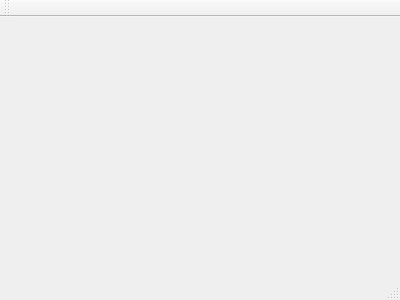
First picture: the form in mainwindow.ui, repository quyong123/CanCom, before the edit.
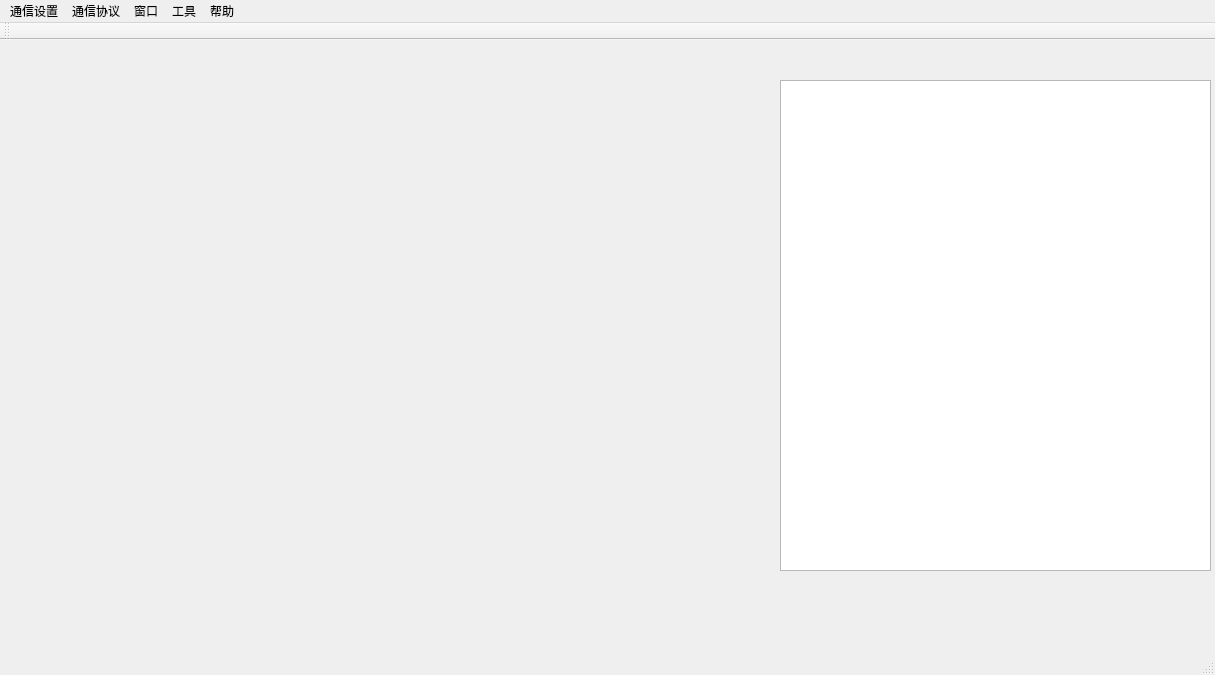
Second picture: the form after the edit.

What changed in the file:
```diff
--- a/mainwindow.ui
+++ b/mainwindow.ui
@@ -1,24 +1,162 @@
 <ui version="4.0">
  <class>MainWindow</class>
- <widget class="QMainWindow" name="MainWindow" >
-  <property name="geometry" >
+ <widget class="QMainWindow" name="MainWindow">
+  <property name="geometry">
    <rect>
     <x>0</x>
     <y>0</y>
-    <width>400</width>
-    <height>300</height>
+    <width>1215</width>
+    <height>675</height>
    </rect>
   </property>
   <property name="windowTitle" >
    <string>MainWindow</string>
   </property>
-  <widget class="QMenuBar" name="menuBar" />
-  <widget class="QToolBar" name="mainToolBar" />
-  <widget class="QWidget" name="centralWidget" />
-  <widget class="QStatusBar" name="statusBar" />
+  <widget class="QWidget" name="centralWidget">
+   <widget class="QWidget" name="mainwidget" native="true">
+    <property name="geometry">
+     <rect>
+      <x>10</x>
+      <y>10</y>
+      <width>700</width>
+      <height>600</height>
+     </rect>
+    </property>
+    <property name="sizePolicy">
+     <sizepolicy hsizetype="Preferred" vsizetype="Preferred">
+      <horstretch>0</horstretch>
+      <verstretch>0</verstretch>
+     </sizepolicy>
+    </property>
+    <layout class="QHBoxLayout" name="horizontalLayout"/>
+   </widget>
+   <widget class="QWidget" name="messagewidget" native="true">
+    <property name="geometry">
+     <rect>
+      <x>730</x>
+      <y>10</y>
+      <width>541</width>
+      <height>551</height>
+     </rect>
+    </property>
+    <widget class="QTextBrowser" name="MessagetextBrowser">
+     <property name="geometry">
+      <rect>
+       <x>50</x>
+       <y>30</y>
+       <width>431</width>
+       <height>491</height>
+      </rect>
+     </property>
+    </widget>
+   </widget>
+  </widget>
+  <widget class="QMenuBar" name="menuBar">
+   <property name="geometry">
+    <rect>
+     <x>0</x>
+     <y>0</y>
+     <width>1215</width>
+     <height>23</height>
+    </rect>
+   </property>
+   <widget class="QMenu" name="menu">
+    <property name="tearOffEnabled">
+     <bool>true</bool>
+    </property>
+    <property name="title">
+     <string>通信设置</string>
+    </property>
+    <addaction name="action_2"/>
+    <addaction name="separator"/>
+    <addaction name="action_4"/>
+    <addaction name="action_5"/>
+   </widget>
+   <widget class="QMenu" name="menu_2">
+    <property name="title">
+     <string>通信协议</string>
+    </property>
+    <addaction name="actionUDS"/>
+    <addaction name="actionCCP"/>
+   </widget>
+   <widget class="QMenu" name="menu_3">
+    <property name="title">
+     <string>窗口</string>
+    </property>
+    <addaction name="action"/>
+    <addaction name="action_3"/>
+   </widget>
+   <widget class="QMenu" name="menu_4">
+    <property name="title">
+     <string>工具</string>
+    </property>
+    <addaction name="action_6"/>
+   </widget>
+   <widget class="QMenu" name="menu_5">
+    <property name="title">
+     <string>帮助</string>
+    </property>
+   </widget>
+   <addaction name="menu"/>
+   <addaction name="menu_2"/>
+   <addaction name="menu_3"/>
+   <addaction name="menu_4"/>
+   <addaction name="menu_5"/>
+  </widget>
+  <widget class="QToolBar" name="mainToolBar">
+   <attribute name="toolBarArea">
+    <enum>TopToolBarArea</enum>
+   </attribute>
+   <attribute name="toolBarBreak">
+    <bool>false</bool>
+   </attribute>
+  </widget>
+  <widget class="QStatusBar" name="statusBar"/>
+  <action name="action_2">
+   <property name="text">
+    <string>参数设置</string>
+   </property>
+   <property name="iconText">
+    <string>参数设置</string>
+   </property>
+  </action>
+  <action name="action_4">
+   <property name="text">
+    <string>连接</string>
+   </property>
+  </action>
+  <action name="action_5">
+   <property name="text">
+    <string>断开连接</string>
+   </property>
+  </action>
+  <action name="actionUDS">
+   <property name="text">
+    <string>UDS</string>
+   </property>
+  </action>
+  <action name="actionCCP">
+   <property name="text">
+    <string>CCP</string>
+   </property>
+  </action>
+  <action name="action">
+   <property name="text">
+    <string>显示原始数据</string>
+   </property>
+  </action>
+  <action name="action_3">
+   <property name="text">
+    <string>关闭原始数据</string>
+   </property>
+  </action>
+  <action name="action_6">
+   <property name="text">
+    <string>硬件测试</string>
+   </property>
+  </action>
  </widget>
- <layoutDefault spacing="6" margin="11" />
- <pixmapfunction></pixmapfunction>
+ <layoutdefault spacing="6" margin="11"/>
  <resources/>
  <connections/>
 </ui>
```
Left out of the diff: 5 changed lines with no effect on the pictures.
